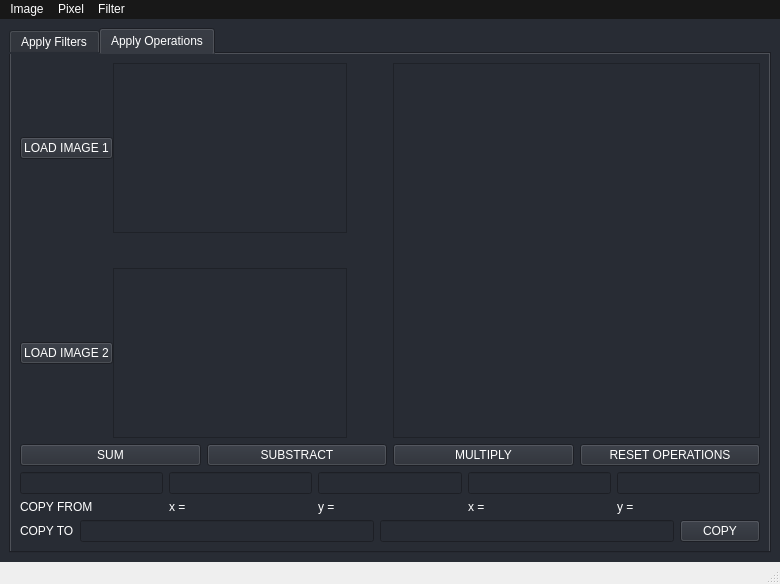
Above: TP0/GUI/gui2.ui from MatiMonaco/ATI_TPS before the change. Below: the same form after it.
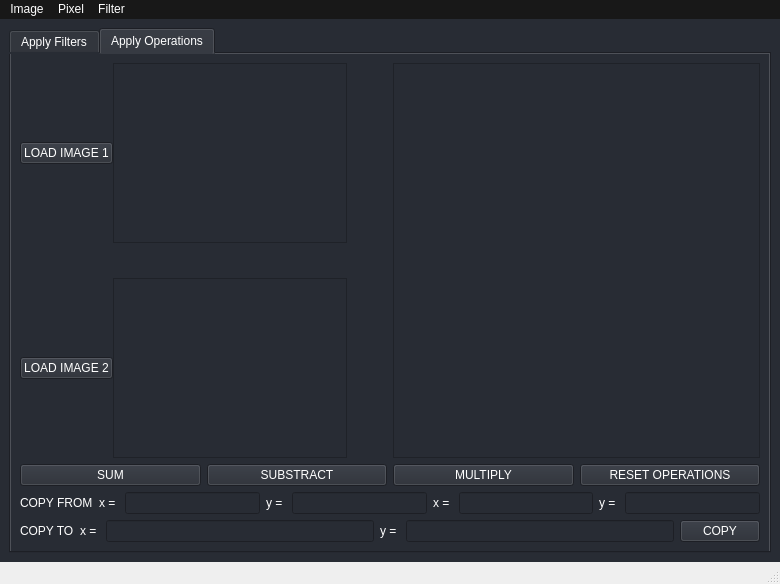
That is the form after the change.

Commit message: copy broken

```diff
--- a/TP0/GUI/gui2.ui
+++ b/TP0/GUI/gui2.ui
@@ -182,7 +182,7 @@
              <property name="geometry">
               <rect>
                <x>144</x>
-               <y>151</y>
+               <y>153</y>
                <width>18</width>
                <height>18</height>
               </rect>
@@ -225,7 +225,7 @@
              <property name="geometry">
               <rect>
                <x>144</x>
-               <y>151</y>
+               <y>153</y>
                <width>18</width>
                <height>18</height>
               </rect>
@@ -462,8 +462,8 @@
               <widget class="QWidget" name="scroll_area_contents_img_2">
                <property name="geometry">
                 <rect>
-                 <x>98</x>
-                 <y>55</y>
+                 <x>112</x>
+                 <y>58</y>
                  <width>18</width>
                  <height>18</height>
                 </rect>
@@ -489,8 +489,8 @@
               <widget class="QWidget" name="scroll_area_contents_img_1">
                <property name="geometry">
                 <rect>
-                 <x>98</x>
-                 <y>55</y>
+                 <x>112</x>
+                 <y>58</y>
                  <width>18</width>
                  <height>18</height>
                 </rect>
@@ -548,8 +548,8 @@
             <widget class="QWidget" name="scroll_area_contents_result">
              <property name="geometry">
               <rect>
-               <x>173</x>
-               <y>135</y>
+               <x>172</x>
+               <y>142</y>
                <width>18</width>
                <height>18</height>
               </rect>
@@ -617,65 +617,41 @@
         <item>
          <layout class="QHBoxLayout" name="horizontalLayout_9">
           <item>
-           <layout class="QVBoxLayout" name="verticalLayout_17">
-            <item>
-             <widget class="QLineEdit" name="lineEdit_5"/>
-            </item>
-            <item>
              <widget class="QLabel" name="label">
               <property name="text">
                <string>COPY FROM</string>
               </property>
              </widget>
             </item>
-           </layout>
-          </item>
           <item>
-           <layout class="QVBoxLayout" name="verticalLayout_19">
+            <widget class="QLabel" name="label_4">
+            <property name="text">
+              <string>x = </string>
+            </property>
+            </widget>
+          </item>
             <item>
              <widget class="QLineEdit" name="txt_x_img1"/>
             </item>
             <item>
-             <widget class="QLabel" name="label_4">
+             <widget class="QLabel" name="label_5">
               <property name="text">
-               <string>x = </string>
+               <string>y = </string>
               </property>
              </widget>
             </item>
-           </layout>
-          </item>
-          <item>
-           <layout class="QVBoxLayout" name="verticalLayout_18">
             <item>
              <widget class="QLineEdit" name="txt_y_img1"/>
             </item>
             <item>
-             <widget class="QLabel" name="label_5">
-              <property name="text">
-               <string>y = </string>
-              </property>
-             </widget>
-            </item>
-           </layout>
-          </item>
-          <item>
-           <layout class="QVBoxLayout" name="verticalLayout_16">
-            <item>
-             <widget class="QLineEdit" name="txt_x_img2"/>
-            </item>
-            <item>
              <widget class="QLabel" name="label_3">
               <property name="text">
                <string>x = </string>
               </property>
              </widget>
             </item>
-           </layout>
-          </item>
           <item>
-           <layout class="QVBoxLayout" name="verticalLayout_15">
-            <item>
-             <widget class="QLineEdit" name="txt_y_img_2"/>
+             <widget class="QLineEdit" name="txt_x_img2"/>
             </item>
             <item>
              <widget class="QLabel" name="label_2">
@@ -684,39 +660,41 @@
               </property>
              </widget>
             </item>
-           </layout>
+          <item>
+             <widget class="QLineEdit" name="txt_y_img2"/>
           </item>
          </layout>
         </item>
         <item>
          <layout class="QHBoxLayout" name="horizontalLayout_10">
           <item>
-           <layout class="QVBoxLayout" name="verticalLayout_23">
-            <item>
              <widget class="QLabel" name="label_8">
               <property name="text">
                <string>COPY TO</string>
               </property>
              </widget>
             </item>
-           </layout>
-          </item>
+
           <item>
-           <layout class="QVBoxLayout" name="verticalLayout_22">
+            <widget class="QLabel" name="label_4">
+            <property name="text">
+              <string>x = </string>
+            </property>
+            </widget>
+          </item>
             <item>
              <widget class="QLineEdit" name="txt_x_img3"/>
             </item>
-           </layout>
-          </item>
           <item>
-           <layout class="QVBoxLayout" name="verticalLayout_21">
-            <item>
-             <widget class="QLineEdit" name="txt_x_img3_2"/>
-            </item>
-           </layout>
-          </item>
+             <widget class="QLabel" name="label_5">
+              <property name="text">
+               <string>y = </string>
+              </property>
+             </widget>
+          </item>
           <item>
-           <layout class="QVBoxLayout" name="verticalLayout_20">
+             <widget class="QLineEdit" name="txt_y_img3"/>
+          </item>
             <item>
              <widget class="QPushButton" name="btn_copy">
               <property name="text">
@@ -727,8 +705,6 @@
            </layout>
           </item>
          </layout>
-        </item>
-       </layout>
       </widget>
      </widget>
     </item>
@@ -743,7 +719,7 @@
      <x>0</x>
      <y>0</y>
      <width>780</width>
-     <height>22</height>
+     <height>21</height>
     </rect>
    </property>
    <property name="styleSheet">
```
Lines whose indentation alone changed are shown as unchanged. The commit also changes 1 other file.
